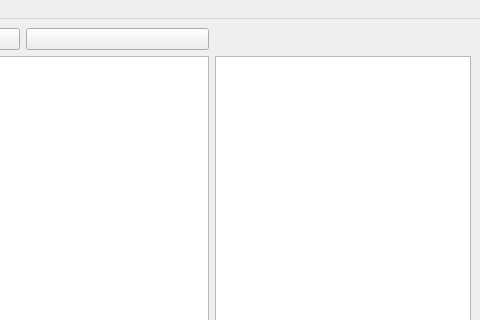
ShutterSpeedLabs/PicAnnotate, file picannotate.ui: the form before one commit; both pictures show x 552 to 1032 and y 0 to 320 of the 1032 by 674 pixel window.
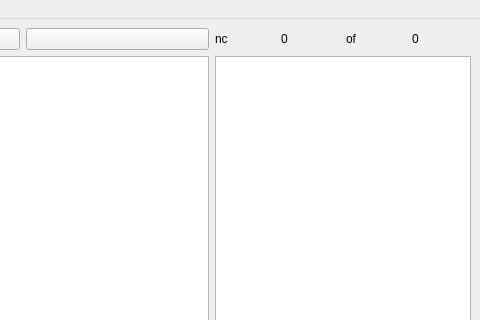
The form after the commit. Icons and pictures are not drawn.

What changed in the file:
```diff
--- a/picannotate.ui
+++ b/picannotate.ui
@@ -100,6 +100,38 @@
     <item row="1" column="0" rowspan="4">
      <widget class="QGraphicsView" name="graphicsView"/>
     </item>
+    <item row="0" column="1">
+     <layout class="QHBoxLayout" name="horizontalLayout_3">
+      <item>
+       <widget class="QLabel" name="label_3">
+        <property name="text">
+         <string>&lt;html&gt;&lt;head/&gt;&lt;body&gt;&lt;p&gt;nc&lt;/p&gt;&lt;/body&gt;&lt;/html&gt;</string>
+        </property>
+       </widget>
+      </item>
+      <item>
+       <widget class="QLabel" name="lblCurrentnc">
+        <property name="text">
+         <string>0</string>
+        </property>
+       </widget>
+      </item>
+      <item>
+       <widget class="QLabel" name="label_4">
+        <property name="text">
+         <string>of</string>
+        </property>
+       </widget>
+      </item>
+      <item>
+       <widget class="QLabel" name="lblTotalnc">
+        <property name="text">
+         <string>0</string>
+        </property>
+       </widget>
+      </item>
+     </layout>
+    </item>
    </layout>
   </widget>
   <widget class="QMenuBar" name="menubar">
```
Left out of the diff: 6 changed lines with no effect on the pictures.
